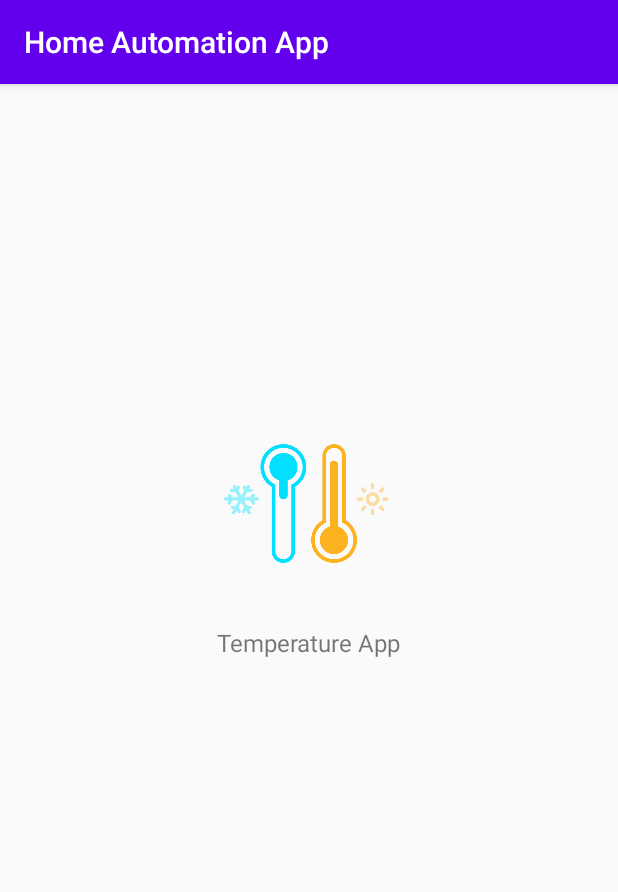
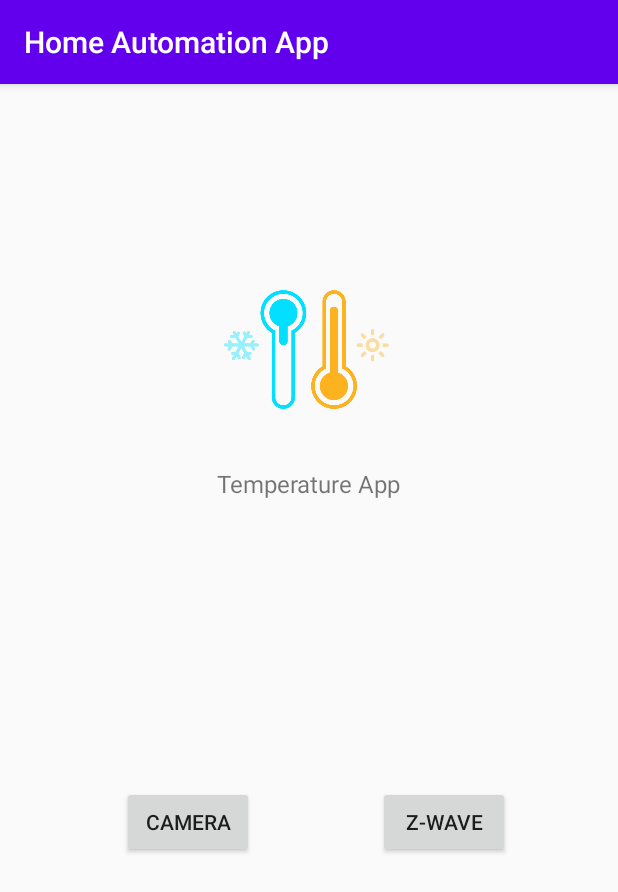
Before and after one commit to corneavlad98/HomeAutomationApp, an Android app: the screen it shows after launch (MainActivity), on a phone screen of 412 x 824 dp. Shown: the top 892 px of the screen. Run offline under Robolectric (Android 15) with nearby library versions, the light colour scheme and no system bars.

Commit message:
Added IP camera app and Z-Wave app (official ones)

```diff
--- a/Android App/app/build.gradle
+++ b/Android App/app/build.gradle
@@ -35,5 +35,7 @@ dependencies {
     testImplementation 'junit:junit:4.12'
     androidTestImplementation 'androidx.test.ext:junit:1.1.2'
     androidTestImplementation 'androidx.test.espresso:espresso-core:3.3.0'
+    implementation 'com.github.niqdev:mjpeg-view:0.3.3'
+
 
 }
--- a/Android App/app/src/main/java/com/example/androidapp/MainActivity.kt
+++ b/Android App/app/src/main/java/com/example/androidapp/MainActivity.kt
@@ -3,22 +3,46 @@ package com.example.androidapp
 import android.content.Intent
 import androidx.appcompat.app.AppCompatActivity
 import android.os.Bundle
-import android.view.View
 import android.widget.Button
 import android.widget.ImageButton
 import android.widget.TextView
+import android.widget.Toast
 
 class MainActivity : AppCompatActivity() {
     override fun onCreate(savedInstanceState: Bundle?) {
         super.onCreate(savedInstanceState)
         setContentView(R.layout.activity_main)
 
-        val openTemperatureButton = findViewById<ImageButton>(R.id.imageButton);
+        val openTemperatureButton = findViewById<ImageButton>(R.id.startTemperatureButton);
         val temperatureIconText = findViewById<TextView>(R.id.temperatureIconTextView)
         temperatureIconText.setText("Temperature App")
+
         openTemperatureButton.setOnClickListener(){
             val intent = Intent(this, TemperatureActivity::class.java).apply {}
             startActivity(intent)
         }
+
+        val openCameraButton = findViewById<Button>(R.id.startCameraButton);
+        openCameraButton.setOnClickListener(){
+
+            val intent = packageManager.getLaunchIntentForPackage("com.owlr.controller.dlink")
+            if (intent != null) {
+                startActivity(intent)
+            }
+            else {
+                Toast.makeText(this, "There is no package available in android", Toast.LENGTH_LONG).show();
+            }
+        }
+        val openZWaveButton = findViewById<Button>(R.id.startZWaveApp);
+        openZWaveButton.setOnClickListener(){
+
+            val intent = packageManager.getLaunchIntentForPackage("de.pathec.hubapp")
+            if (intent != null) {
+                startActivity(intent)
+            }
+            else {
+                Toast.makeText(this, "There is no package available in android", Toast.LENGTH_LONG).show();
+            }
+        }
     }
 }
--- a/Android App/app/src/main/java/com/example/androidapp/TemperatureActivity.kt
+++ b/Android App/app/src/main/java/com/example/androidapp/TemperatureActivity.kt
@@ -4,7 +4,6 @@ import android.os.Build
 import android.os.Bundle
 import android.widget.Button
 import android.widget.TextView
-import android.widget.Toolbar
 import androidx.annotation.RequiresApi
 import androidx.appcompat.app.AppCompatActivity
 import com.google.firebase.database.DataSnapshot
@@ -55,7 +54,7 @@ class TemperatureActivity : AppCompatActivity() {
         }
         myDbReference.addValueEventListener(valueListener);
 
-        val returnButton = findViewById<Button>(R.id.returnButton)
+        val returnButton = findViewById<Button>(R.id.returnButtonTemperature)
         returnButton.setOnClickListener(){
             myDbReference.removeEventListener(valueListener)
             finish();
--- a/Android App/app/src/main/res/layout/activity_main.xml
+++ b/Android App/app/src/main/res/layout/activity_main.xml
@@ -7,7 +7,7 @@
     tools:context=".MainActivity">
 
     <ImageButton
-        android:id="@+id/imageButton"
+        android:id="@+id/startTemperatureButton"
         android:layout_width="116dp"
         android:layout_height="88dp"
         android:adjustViewBounds="true"
@@ -18,7 +18,7 @@
         app:layout_constraintHorizontal_bias="0.498"
         app:layout_constraintStart_toStartOf="parent"
         app:layout_constraintTop_toTopOf="parent"
-        app:layout_constraintVertical_bias="0.346"
+        app:layout_constraintVertical_bias="0.195"
         app:srcCompat="@drawable/temperature_icon" />
 
     <TextView
@@ -31,6 +31,30 @@
         app:layout_constraintBottom_toBottomOf="parent"
         app:layout_constraintEnd_toEndOf="parent"
         app:layout_constraintStart_toStartOf="parent"
-        app:layout_constraintTop_toBottomOf="@+id/imageButton"
-        app:layout_constraintVertical_bias="0.117" />
+        app:layout_constraintTop_toBottomOf="@+id/startTemperatureButton"
+        app:layout_constraintVertical_bias="0.081" />
+
+    <Button
+        android:id="@+id/startCameraButton"
+        android:layout_width="wrap_content"
+        android:layout_height="wrap_content"
+        android:text="Camera"
+        app:layout_constraintBottom_toBottomOf="parent"
+        app:layout_constraintEnd_toEndOf="parent"
+        app:layout_constraintHorizontal_bias="0.25"
+        app:layout_constraintStart_toStartOf="parent"
+        app:layout_constraintTop_toBottomOf="@+id/temperatureIconTextView"
+        app:layout_constraintVertical_bias="0.43" />
+
+    <Button
+        android:id="@+id/startZWaveApp"
+        android:layout_width="wrap_content"
+        android:layout_height="wrap_content"
+        android:text="Z-Wave"
+        app:layout_constraintBottom_toBottomOf="parent"
+        app:layout_constraintEnd_toEndOf="parent"
+        app:layout_constraintHorizontal_bias="0.777"
+        app:layout_constraintStart_toStartOf="parent"
+        app:layout_constraintTop_toBottomOf="@+id/temperatureIconTextView"
+        app:layout_constraintVertical_bias="0.43" />
 </androidx.constraintlayout.widget.ConstraintLayout>
--- a/Android App/app/src/main/res/values/styles.xml
+++ b/Android App/app/src/main/res/values/styles.xml
@@ -1,13 +1,13 @@
 <resources>
     <!-- Base application theme. -->
-    <style name="AppTheme" parent="Theme.AppCompat.Light.DarkActionBar">
+    <style name="MainWindowTheme" parent="Theme.AppCompat.Light.DarkActionBar">
         <!-- Customize your theme here. -->
         <item name="colorPrimary">@color/colorPrimary</item>
         <item name="colorPrimaryDark">@color/colorPrimaryDark</item>
         <item name="colorAccent">@color/colorAccent</item>
     </style>
 
-    <style name="TemperatureTheme" parent="Theme.AppCompat.Light.NoActionBar">
+    <style name="OtherWindowsTheme" parent="Theme.AppCompat.Light.NoActionBar">
         <item name="colorPrimary">@color/colorPrimary</item>
         <item name="colorPrimaryDark">@color/colorPrimaryDark</item>
         <item name="colorAccent">@color/colorAccent</item>
--- a/Android App/build.gradle
+++ b/Android App/build.gradle
@@ -4,6 +4,7 @@ buildscript {
     repositories {
         google()
         jcenter()
+
     }
     dependencies {
         classpath "com.android.tools.build:gradle:4.0.1"
```
Also changed, not shown: Android App/app/src/main/AndroidManifest.xml (+8 -4 lines), Android App/app/src/main/java/com/example/androidapp/CameraActivity.kt (added, +39 -0 lines), Android App/app/src/main/res/layout/activity_camera.xml (added, +61 -0 lines), Android App/app/src/main/res/layout/activity_temperature.xml (+16 -18 lines).
